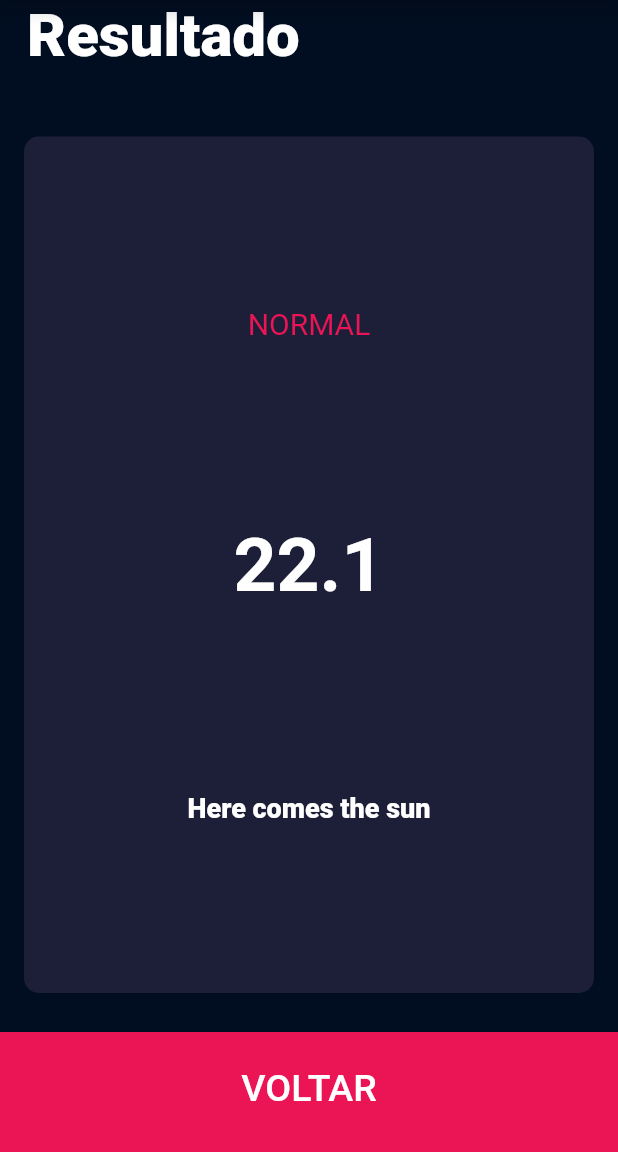
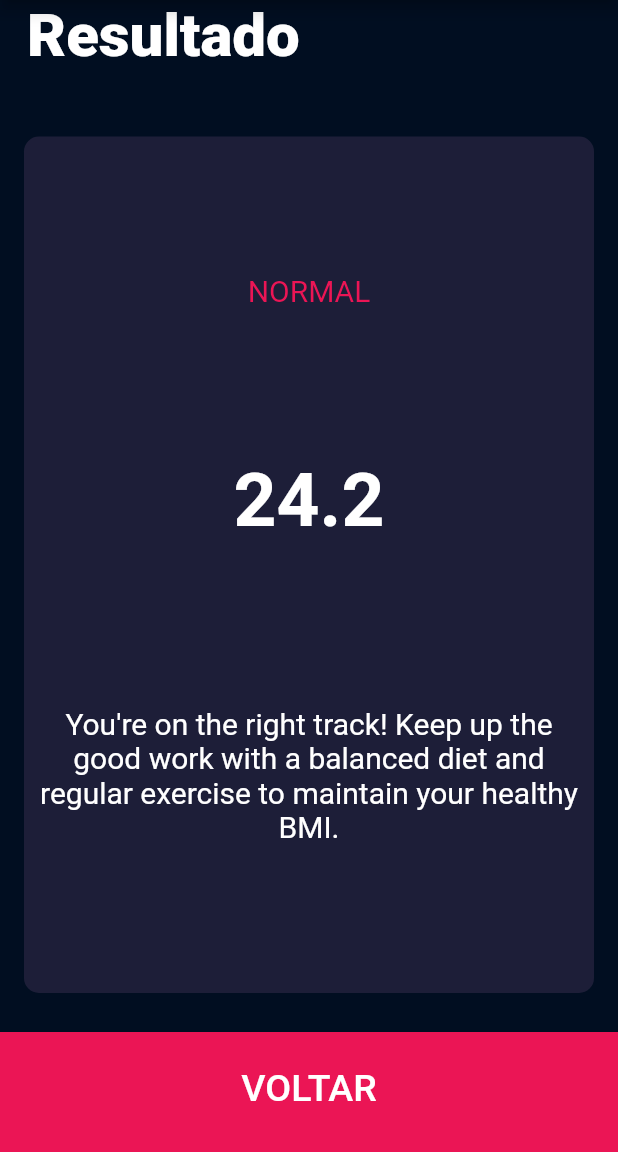
Before and after one commit to tbdbatista/bmi-calculator, a Flutter app: the screen it shows after launch, after a tap on "CALCULAR IMC", on a phone screen of 412 x 824 dp, the part 84-1236 px from its top. Run offline on Flutter 3.47's test engine with Material 2 defaults, Android fonts, the phone set to English and light mode, and no system bars; our stand-ins replace font_awesome_flutter.

Commit message:
CalculatorController - return bmi data to result page - Thiago Batista

```diff
--- a/lib/pages/calculator_page.dart
+++ b/lib/pages/calculator_page.dart
@@ -1,4 +1,5 @@
 import 'package:calculadora_bmi/components/round_button.dart';
+import 'package:calculadora_bmi/pages/result_page.dart';
 import 'package:flutter/material.dart';
 import 'package:font_awesome_flutter/font_awesome_flutter.dart';
 
@@ -6,6 +7,7 @@ import '../components/calculator_container.dart';
 import '../components/icon_container.dart';
 import '../resources/my_constants.dart';
 import '../components/navigation_button.dart';
+import '../resources/calculator_controller.dart';
 
 const double bottomButtonHeight = 80;
 const String maleTitle = 'HOMEM';
@@ -21,6 +23,7 @@ class BMICalculatorPage extends StatefulWidget {
 }
 
 class _BMICalculatorPageState extends State<BMICalculatorPage> {
+  final CalculatorController _calculatorController = CalculatorController();
   ContainerType? containerType;
   int height = 170;
   int weight = 70;
@@ -235,7 +238,18 @@ class _BMICalculatorPageState extends State<BMICalculatorPage> {
             title: 'CALCULAR IMC',
             onTap: () {
               setState(() {
-                Navigator.pushNamed(context, '/result');
+                Navigator.push(
+                  context,
+                  MaterialPageRoute(
+                    builder: (context) => ResultPage(
+                      bmiResult:
+                          _calculatorController.calculateBMI(height, weight),
+                      resultText: _calculatorController.getResult().first,
+                      interpretationText:
+                          _calculatorController.getResult().last,
+                    ),
+                  ),
+                );
               });
             },
           ),
--- a/lib/pages/result_page.dart
+++ b/lib/pages/result_page.dart
@@ -5,7 +5,16 @@ import '../resources/my_constants.dart';
 import '../components/navigation_button.dart';
 
 class ResultPage extends StatelessWidget {
-  const ResultPage({Key? key}) : super(key: key);
+  const ResultPage(
+      {Key? key,
+      required this.bmiResult,
+      required this.resultText,
+      required this.interpretationText})
+      : super(key: key);
+
+  final String bmiResult;
+  final String resultText;
+  final String interpretationText;
 
   @override
   Widget build(BuildContext context) {
@@ -17,8 +26,8 @@ class ResultPage extends StatelessWidget {
       body: Column(
         crossAxisAlignment: CrossAxisAlignment.stretch,
         children: [
-          Padding(
-            padding: const EdgeInsets.only(bottom: 28.0, left: 18),
+          const Padding(
+            padding: EdgeInsets.only(bottom: 28.0, left: 18),
             child: Text(
               'Resultado',
               style: MyStiles.biggerStyle,
@@ -32,8 +41,8 @@ class ResultPage extends StatelessWidget {
                   mainAxisAlignment: MainAxisAlignment.spaceEvenly,
                   children: [
                     Text(
-                      'NORMAL',
-                      style: TextStyle(
+                      resultText,
+                      style: const TextStyle(
                         color: MyColors.contrastColor,
                         fontSize: 20,
                       ),
@@ -41,16 +50,22 @@ class ResultPage extends StatelessWidget {
                     Padding(
                       padding: const EdgeInsets.all(8.0),
                       child: Text(
-                        '22.1',
-                        style: TextStyle(
+                        bmiResult,
+                        style: const TextStyle(
                           fontSize: 50,
                           fontWeight: FontWeight.w700,
                         ),
                       ),
                     ),
-                    Text(
-                      'Here comes the sun',
-                      style: MyStiles.mainStyle,
+                    Padding(
+                      padding: const EdgeInsets.all(8.0),
+                      child: Text(
+                        interpretationText,
+                        textAlign: TextAlign.center,
+                        style: const TextStyle(
+                          fontSize: 20,
+                        ),
+                      ),
                     ),
                   ],
                 ),
--- a/lib/resources/calculator_controller.dart
+++ b/lib/resources/calculator_controller.dart
@@ -1,25 +1,31 @@
 import 'dart:math';
 
 class CalculatorController {
-  CalculatorController(this.height, this.weight);
-
-  final double height;
-  final double weight;
+  CalculatorController();
 
   late double _bmi;
 
-  String calculateBMI() {
+  String calculateBMI(int height, int weight) {
     _bmi = weight / pow(height / 100, 2);
     return _bmi.toStringAsFixed(1);
   }
 
-  String getResult() {
+  Set<String> getResult() {
     if (_bmi >= 25) {
-      return 'Don\'t give up! Every step you take towards a healthier lifestyle will help you reach your goal of achieving a healthy BMI. Start with small changes, such as cutting back on sugary drinks or taking a 10-minute walk every day, and gradually increase the intensity and duration of your physical activity.';
-    } else if (_bmi >= 15) {
-      return 'Congratulations. You\'re on the right track! Keep up the good work with a balanced diet and regular exercise to maintain your healthy BMI.';
+      return {
+        'OVERWEIGHT',
+        'Don\'t give up! Every step you take towards a healthier lifestyle will help. Start with small changes, change your diet and take a 10 minute walk, and gradually increase the intensity and duration of your physical activity.'
+      };
+    } else if (_bmi >= 18.5) {
+      return {
+        'NORMAL',
+        'You\'re on the right track! Keep up the good work with a balanced diet and regular exercise to maintain your healthy BMI.'
+      };
     } else {
-      return 'You can do it! Small changes in your daily routine can make a big difference in achieving a healthy BMI.';
+      return {
+        'UNDERWEIGHT',
+        'You can do it! Small changes in your daily routine can make a big difference in achieving a healthy BMI. Pump this muscles!'
+      };
     }
   }
 }
--- a/lib/resources/calculator_routes.dart
+++ b/lib/resources/calculator_routes.dart
@@ -1,4 +1,3 @@
-import 'package:calculadora_bmi/pages/result_page.dart';
 import 'package:flutter/cupertino.dart';
 
 import '../pages/calculator_page.dart';
@@ -6,6 +5,5 @@ import '../pages/calculator_page.dart';
 class CalculatorRoutes {
   Map<String, Widget Function(BuildContext)> routes = {
     '/home': (context) => const BMICalculatorPage(),
-    '/result': (context) => const ResultPage(),
   };
 }
```
